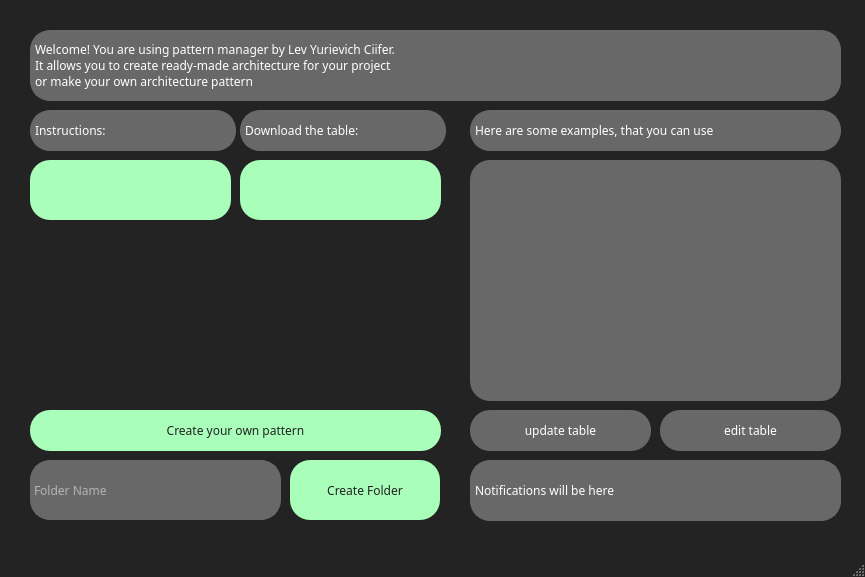
The window that Qt_handlers/ui_files/pattern_manager.ui (AntonGrigorievich/pattern_manager_pyqt) describes before a commit, drawn with Qt 5.
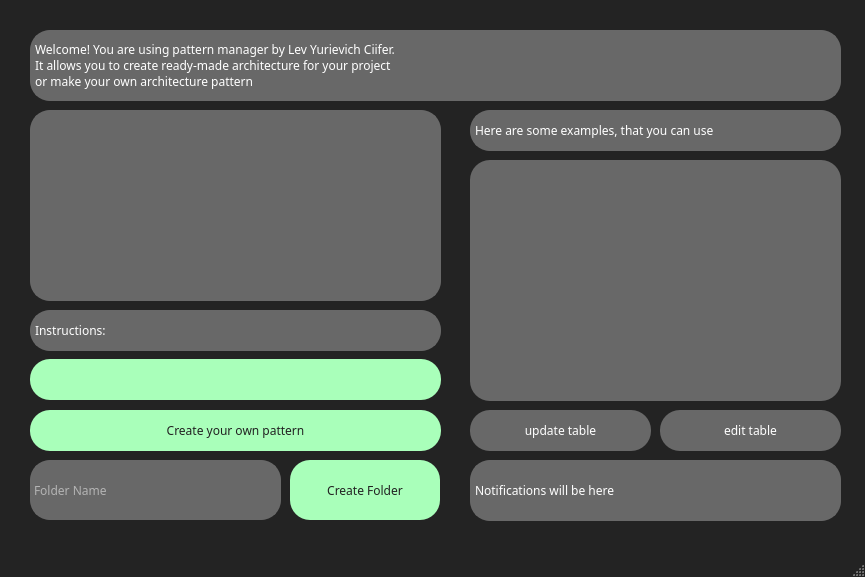
The same window after the commit. Icons and pictures are not drawn.

The edit to the form file:
```diff
--- a/Qt_handlers/ui_files/pattern_manager.ui
+++ b/Qt_handlers/ui_files/pattern_manager.ui
@@ -10,10 +10,16 @@
     <height>577</height>
    </rect>
   </property>
+  <property name="minimumSize">
+   <size>
+    <width>865</width>
+    <height>577</height>
+   </size>
+  </property>
   <property name="maximumSize">
    <size>
     <width>865</width>
-    <height>580</height>
+    <height>577</height>
    </size>
   </property>
   <property name="windowTitle">
@@ -30,8 +36,8 @@
   </property>
   <property name="iconSize">
    <size>
-    <width>50</width>
-    <height>50</height>
+    <width>100</width>
+    <height>100</height>
    </size>
   </property>
   <widget class="QWidget" name="centralwidget">
@@ -323,8 +329,8 @@
     <property name="geometry">
      <rect>
       <x>30</x>
-      <y>110</y>
-      <width>206</width>
+      <y>310</y>
+      <width>411</width>
       <height>41</height>
      </rect>
     </property>
@@ -345,39 +351,13 @@
      <string>Instructions:</string>
     </property>
    </widget>
-   <widget class="QLabel" name="examples_lable_3">
-    <property name="geometry">
-     <rect>
-      <x>240</x>
-      <y>110</y>
-      <width>206</width>
-      <height>41</height>
-     </rect>
-    </property>
-    <property name="styleSheet">
-     <string notr="true">QLabel {
-	font-family: Plain,Helvetica Neue,Arial,Noto Sans,sans-serif;
-	padding-left: 1em;
-	color: white;
-	background-color: rgb(104, 104, 104);
-	border-radius: 20px;
-	border:2px solid  rgb(104, 104, 104) ;
-	text-transform: none;
-}
-
-</string>
-    </property>
-    <property name="text">
-     <string>Download the table:</string>
-    </property>
-   </widget>
    <widget class="QPushButton" name="instruction_button">
     <property name="geometry">
      <rect>
       <x>30</x>
-      <y>160</y>
-      <width>201</width>
-      <height>60</height>
+      <y>359</y>
+      <width>411</width>
+      <height>41</height>
      </rect>
     </property>
     <property name="styleSheet">
@@ -405,35 +385,27 @@
      <string/>
     </property>
    </widget>
-   <widget class="QPushButton" name="table_download_button">
+   <widget class="QLabel" name="image_lable">
     <property name="geometry">
      <rect>
-      <x>240</x>
-      <y>160</y>
-      <width>201</width>
-      <height>60</height>
+      <x>30</x>
+      <y>110</y>
+      <width>411</width>
+      <height>191</height>
      </rect>
     </property>
     <property name="styleSheet">
-     <string notr="true">QPushButton {
-    color: rgb(34, 34, 34);
-    text-decoration: none;
-    /* margin-top: 10px; */
-    padding: 1px;
-    text-transform: uppercase;
-    display: inline-block;
-    position: relative;
-    letter-spacing: 0.3em;
-	background-color:rgb(169, 255, 186);
+     <string notr="true">QLabel {
 	font-family: Plain,Helvetica Neue,Arial,Noto Sans,sans-serif;
+	padding-left: 1em;
+	color: white;
+	background-color: rgb(104, 104, 104);
 	border-radius: 20px;
+	border:2px solid  rgb(104, 104, 104) ;
+	text-transform: none;
 }
 
-QPushButton:hover {
-	border: rgb(255, 170, 0);
-    cursor: pointer;
-    background-color: rgb(115, 255, 148);
-}</string>
+</string>
     </property>
     <property name="text">
      <string/>
```
Left out of the diff: 8 changed lines with no effect on the pictures.
